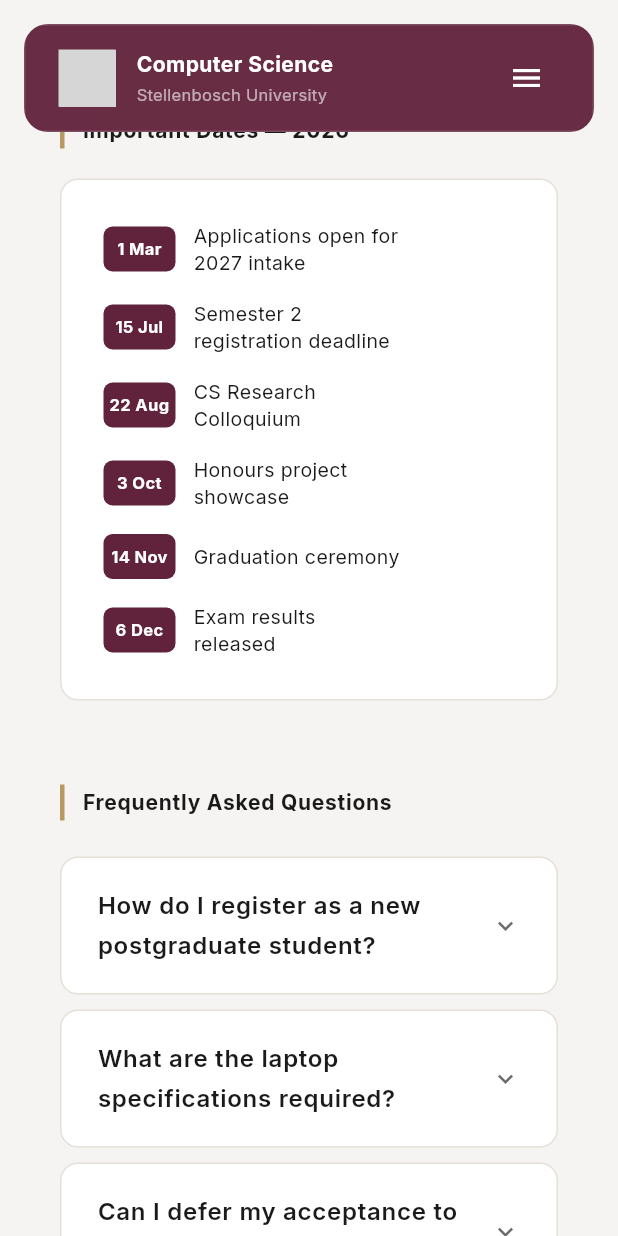
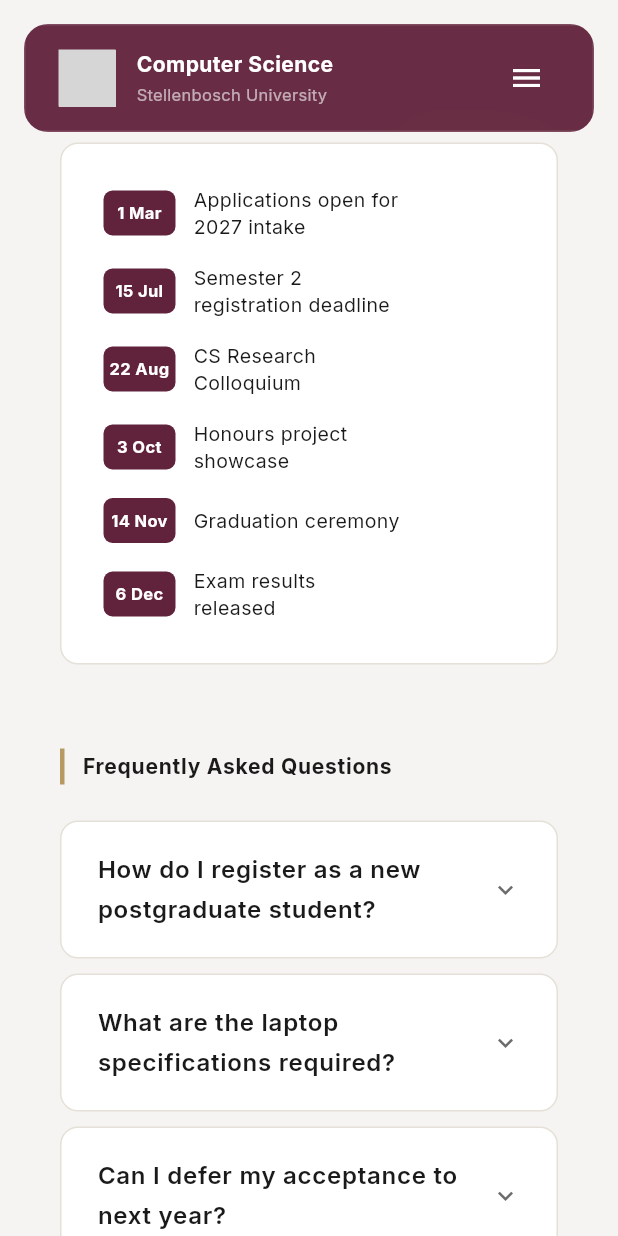
Before and after one commit to Stephthemaker/hackathon, a Flutter app: the ResourcesPage screen opened by its route, scrolled down 2304 dp, on a phone screen of 412 x 824 dp. Run offline on Flutter 3.47's test engine with Material 3 defaults, Android fonts, the phone set to English and light mode, and no system bars; our stand-ins replace flutter_animate, flutter_svg, go_router, google_fonts, visibility_detector; missing offline and left inert: dart:html, dart:ui_web; grey boxes are pictures that could not be loaded.

Commit message:
Remove duplicate subheading

```diff
--- a/lib/pages/resources_page.dart
+++ b/lib/pages/resources_page.dart
@@ -157,7 +157,6 @@ class _ResourcesPageState extends State<ResourcesPage> {
                 const SizedBox(height: 56),
 
                 // Important Dates
-                _sectionLabel('Important Dates'),
                 const SizedBox(height: 20),
                 _buildImportantDates(context),
 
```
